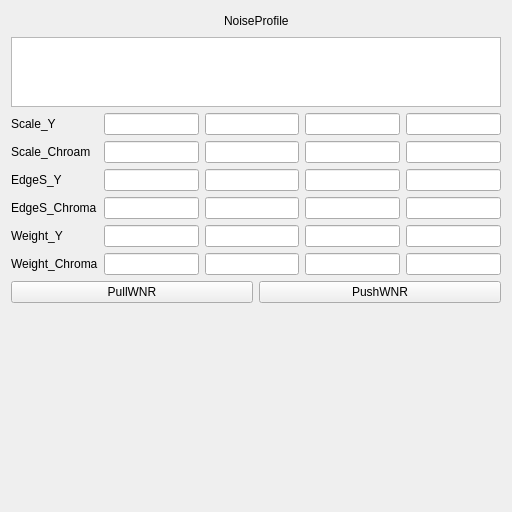
Old version of the form Ui/WNRWidget.ui in the repository WaterdropsKun/KEDAEZTUNE_V2.
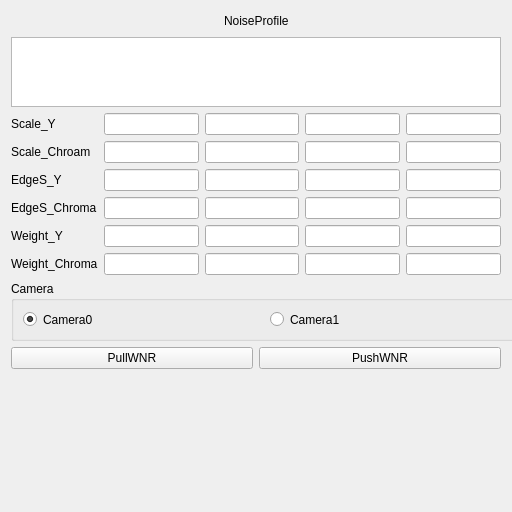
New version of the form.

```diff
--- a/Ui/WNRWidget.ui
+++ b/Ui/WNRWidget.ui
@@ -296,6 +296,54 @@
      </item>
     </layout>
    </item>
+   <item>
+    <widget class="QGroupBox" name="groupBox">
+     <property name="sizePolicy">
+      <sizepolicy hsizetype="Preferred" vsizetype="Preferred">
+       <horstretch>1</horstretch>
+       <verstretch>0</verstretch>
+      </sizepolicy>
+     </property>
+     <property name="minimumSize">
+      <size>
+       <width>512</width>
+       <height>50</height>
+      </size>
+     </property>
+     <property name="maximumSize">
+      <size>
+       <width>512</width>
+       <height>60</height>
+      </size>
+     </property>
+     <property name="title">
+      <string>Camera</string>
+     </property>
+     <layout class="QVBoxLayout" name="verticalLayout_5">
+      <item>
+       <layout class="QHBoxLayout" name="horizontalLayout_4">
+        <item>
+         <widget class="QRadioButton" name="rbCamera0">
+          <property name="text">
+           <string>Camera0</string>
+          </property>
+          <property name="checked">
+           <bool>true</bool>
+          </property>
+         </widget>
+        </item>
+        <item>
+         <widget class="QRadioButton" name="rbCamera1">
+          <property name="text">
+           <string>Camera1</string>
+          </property>
+         </widget>
+        </item>
+       </layout>
+      </item>
+     </layout>
+    </widget>
+   </item>
    <item>
     <layout class="QHBoxLayout" name="horizontalLayout">
      <item>
```
